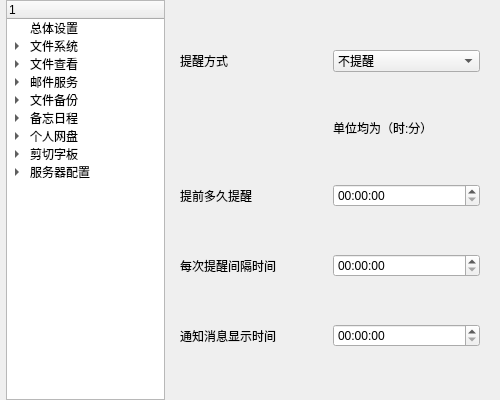
This is Setting/ui/Setting.ui in 3548848289/UniFileHub as Qt 5 draws it before an edit. The edited form follows.
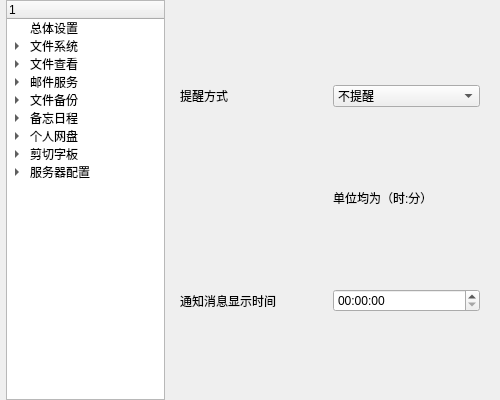
This is the edited form. The open tabs and pages were chosen to show the change. Icons and pictures are not drawn.

Commit message: 修复标签文件提醒异常问题

```diff
--- a/Setting/ui/Setting.ui
+++ b/Setting/ui/Setting.ui
@@ -432,33 +432,6 @@
      </widget>
      <widget class="QWidget" name="tag_schedule">
       <layout class="QGridLayout" name="gridLayout_8">
-       <item row="4" column="0">
-        <widget class="QLabel" name="tag_schedule_label4">
-         <property name="text">
-          <string>每次提醒间隔时间</string>
-         </property>
-        </widget>
-       </item>
-       <item row="5" column="1">
-        <widget class="QTimeEdit" name="tag_schedule_timeEdit3"/>
-       </item>
-       <item row="4" column="1">
-        <widget class="QTimeEdit" name="tag_schedule_timeEdit2"/>
-       </item>
-       <item row="2" column="0">
-        <widget class="QLabel" name="tag_schedule_label3">
-         <property name="text">
-          <string>提前多久提醒</string>
-         </property>
-        </widget>
-       </item>
-       <item row="5" column="0">
-        <widget class="QLabel" name="tag_schedule_label5">
-         <property name="text">
-          <string>通知消息显示时间</string>
-         </property>
-        </widget>
-       </item>
        <item row="0" column="1">
         <widget class="QComboBox" name="tag_schedule_comboBox">
          <item>
@@ -478,9 +451,6 @@
          </item>
         </widget>
        </item>
-       <item row="2" column="1">
-        <widget class="QTimeEdit" name="tag_schedule_timeEdit1"/>
-       </item>
        <item row="0" column="0">
         <widget class="QLabel" name="tag_schedule_label1">
          <property name="text">
@@ -488,6 +458,9 @@
          </property>
         </widget>
        </item>
+       <item row="3" column="1">
+        <widget class="QTimeEdit" name="tag_schedule_timeEdit3"/>
+       </item>
        <item row="1" column="1">
         <widget class="QLabel" name="tag_schedule_label2">
          <property name="sizePolicy">
@@ -501,6 +474,13 @@
          </property>
         </widget>
        </item>
+       <item row="3" column="0">
+        <widget class="QLabel" name="tag_schedule_label5">
+         <property name="text">
+          <string>通知消息显示时间</string>
+         </property>
+        </widget>
+       </item>
       </layout>
      </widget>
      <widget class="QWidget" name="personal_drive">
```
Left out of the diff: 3 changed lines with no effect on the pictures. The commit also changes 11 other files.
